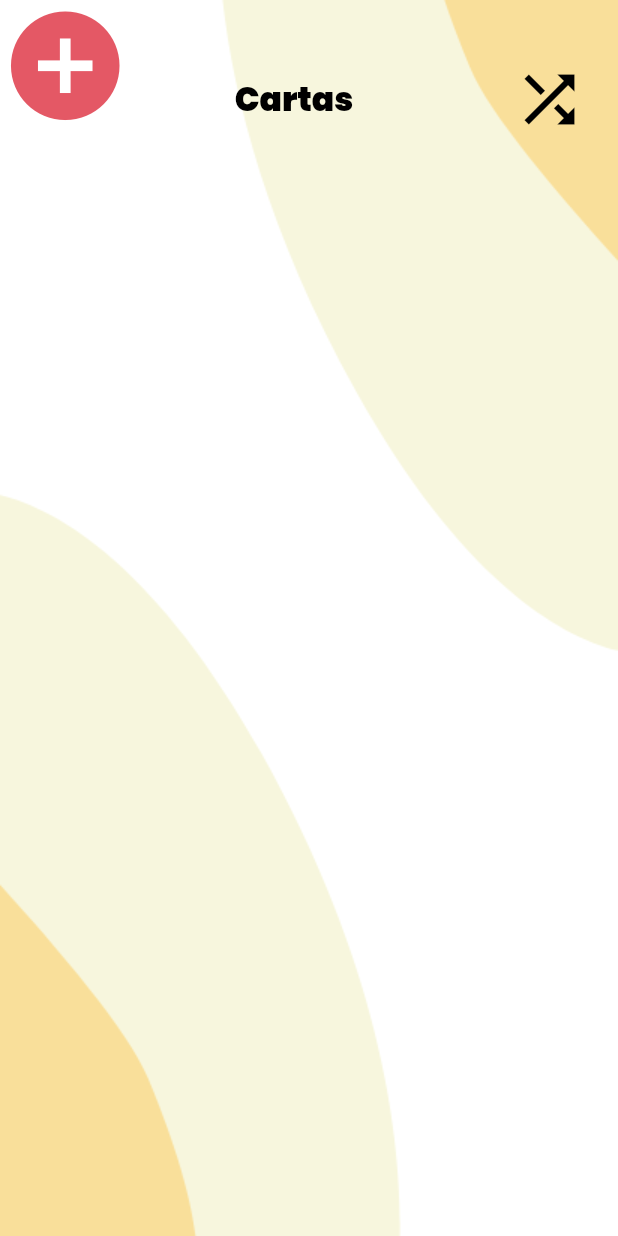
After one commit to santiagocarod/Hablemos, a Flutter app: the CartasPrincipalPro screen opened by its route, after a tap on "Leer Carta", on a phone screen of 412 x 824 dp. The commit adds this screen. Run offline on Flutter 3.47's test engine with Material 2 defaults, Android fonts, the phone set to English and light mode, and no system bars; our stand-ins replace firebase_auth, firebase_core, google_fonts, image_picker, rxdart; accounts and stored records are empty.

```diff
--- a/lib/presentation/professional/detalleCitaPro.dart
+++ b/lib/presentation/professional/appointments/detalleCitaPro.dart
@@ -49,7 +49,7 @@ class DetalleCitaPro extends StatelessWidget {
             ),
             child: Column(
               children: <Widget>[
-                _pageHeader(context, size),
+                _pageHeader(context, size, "Detalle Cita"),
                 Column(
                   mainAxisAlignment: MainAxisAlignment.center,
                   children: <Widget>[
@@ -289,7 +289,7 @@ Widget _buttons(BuildContext context, Cita cita) {
   }
 }
 
-Widget _pageHeader(BuildContext context, Size size) {
+Widget _pageHeader(BuildContext context, Size size, String titulo) {
   return Container(
     padding: EdgeInsets.only(bottom: size.height * 0.03),
     child: Row(
@@ -310,7 +310,7 @@ Widget _pageHeader(BuildContext context, Size size) {
         Container(
           child: Container(
             child: Text(
-              'Detalle de Cita',
+              titulo,
               textAlign: TextAlign.center,
               style: GoogleFonts.poppins(
                   fontSize: 22, color: kNegro, decoration: TextDecoration.none),
--- a/lib/presentation/professional/list_citas_pro.dart
+++ b/lib/presentation/professional/appointments/list_citas_pro.dart
@@ -6,7 +6,7 @@ import 'package:hablemos/services/providers/profesionales_provider.dart';
 import 'package:hablemos/ux/atoms.dart';
 import 'package:intl/intl.dart';
 
-import '../../constants.dart';
+import '../../../constants.dart';
 
 class ListCitasPro extends StatelessWidget {
   final Profesional profesional = ProfesionalesProvider.getProfesional();
--- a/lib/presentation/professional/verPagoPro.dart
+++ b/lib/presentation/professional/appointments/verPagoPro.dart
@@ -1,7 +1,7 @@
 import 'package:flutter/material.dart';
 import 'package:google_fonts/google_fonts.dart';
 
-import '../../constants.dart';
+import '../../../constants.dart';
 
 //Screen of attached payment
 class VerPagoPro extends StatelessWidget {
--- /dev/null
+++ b/lib/presentation/professional/letters/cartasPrincipalPro.dart
@@ -0,0 +1,117 @@
+import 'dart:ui';
+
+import 'package:flutter/material.dart';
+import 'package:google_fonts/google_fonts.dart';
+import 'package:hablemos/constants.dart';
+
+class CartasPrincipalPro extends StatelessWidget {
+  CartasPrincipalPro({Key key}) : super(key: key);
+
+  Widget build(BuildContext context) {
+    Size size = MediaQuery.of(context).size;
+    return SingleChildScrollView(
+      scrollDirection: Axis.vertical,
+      child: Stack(
+        children: <Widget>[
+          Image.asset(
+            'assets/images/lettersBackground.png',
+            alignment: Alignment.center,
+            fit: BoxFit.fill,
+            width: size.width,
+            height: size.height,
+          ),
+          Container(
+            padding: EdgeInsets.only(
+              top: size.height * 0.06,
+            ),
+            alignment: Alignment.center,
+            width: size.width,
+            child: Column(children: <Widget>[
+              Column(
+                mainAxisAlignment: MainAxisAlignment.center,
+                children: <Widget>[
+                  _pageHeader(context, size, "Cartas"),
+                  Column(
+                    mainAxisAlignment: MainAxisAlignment.spaceEvenly,
+                    children: <Widget>[
+                      _contenedor(context, size, "Leer Carta", "leerCartasPro"),
+                      _contenedor(
+                          context, size, "Valorar Cartas", "valorarCartasPro")
+                    ],
+                  )
+                ],
+              )
+            ]),
+          )
+        ],
+      ),
+    );
+  }
+}
+
+Widget _contenedor(
+    BuildContext context, Size size, String titulo, String paginaRedireccion) {
+  return GestureDetector(
+    onTap: () {
+      Navigator.pushNamed(context, paginaRedireccion);
+    },
+    child: Container(
+      height: 150,
+      width: 327,
+      margin: EdgeInsets.symmetric(vertical: 64),
+      alignment: Alignment.center,
+      child: Text(
+        titulo,
+        textAlign: TextAlign.center,
+        style: GoogleFonts.poppins(
+            fontSize: 22, color: kNegro, decoration: TextDecoration.none),
+      ),
+      decoration: BoxDecoration(
+        color: kBlanco,
+        borderRadius: BorderRadius.all(Radius.circular(10)),
+        boxShadow: [
+          BoxShadow(
+              offset: Offset(0, 0),
+              blurRadius: 5.0,
+              color: Colors.grey.withOpacity(0.5)),
+        ],
+      ),
+    ),
+  );
+}
+
+Widget _pageHeader(BuildContext context, Size size, String titulo) {
+  return Container(
+    padding: EdgeInsets.only(bottom: size.height * 0.03),
+    child: Row(
+      mainAxisAlignment: MainAxisAlignment.spaceBetween,
+      children: <Widget>[
+        GestureDetector(
+          onTap: () {
+            Navigator.pushNamed(context, "inicio");
+          },
+          child: Container(
+              alignment: Alignment.centerLeft,
+              padding: EdgeInsets.only(left: size.width * 0.05),
+              child: Icon(
+                Icons.arrow_back,
+                size: 30,
+                color: kNegro,
+              )),
+        ),
+        Container(
+          child: Container(
+            alignment: Alignment.center,
+            child: Text(
+              titulo,
+              textAlign: TextAlign.center,
+              style: GoogleFonts.poppins(
+                  fontSize: 22, color: kNegro, decoration: TextDecoration.none),
+            ),
+          ),
+        ),
+        SizedBox(width: size.width * 0.05),
+      ],
+    ),
+  );
+}
--- /dev/null
+++ b/lib/presentation/professional/letters/leerCartasPro.dart
@@ -0,0 +1,100 @@
+import 'dart:ui';
+
+import 'package:flutter/material.dart';
+import 'package:google_fonts/google_fonts.dart';
+import 'package:hablemos/constants.dart';
+
+class LeerCartasPro extends StatelessWidget {
+  LeerCartasPro({Key key}) : super(key: key);
+
+  Widget build(BuildContext context) {
+    Size size = MediaQuery.of(context).size;
+    return SingleChildScrollView(
+      scrollDirection: Axis.vertical,
+      child: Stack(
+        children: <Widget>[
+          Image.asset(
+            'assets/images/lettersBackground.png',
+            alignment: Alignment.center,
+            fit: BoxFit.fill,
+            width: size.width,
+            height: size.height,
+          ),
+          Container(
+            padding: EdgeInsets.only(
+              top: size.height * 0.05,
+            ),
+            alignment: Alignment.center,
+            width: size.width,
+            child: Column(children: <Widget>[
+              Column(
+                mainAxisAlignment: MainAxisAlignment.center,
+                children: <Widget>[
+                  _pageHeader(context, size, "Cartas"),
+                  Column(
+                    mainAxisAlignment: MainAxisAlignment.spaceEvenly,
+                    children: <Widget>[],
+                  )
+                ],
+              )
+            ]),
+          ),
+          GestureDetector(
+            child: Icon(
+              Icons.add_circle,
+              color: kRojoOscuro,
+              size: 87,
+            ),
+          ),
+        ],
+      ),
+    );
+  }
+}
+
+Widget _pageHeader(BuildContext context, Size size, String titulo) {
+  return Container(
+    padding: EdgeInsets.only(bottom: size.height * 0.03),
+    child: Row(
+      mainAxisAlignment: MainAxisAlignment.spaceBetween,
+      children: <Widget>[
+        GestureDetector(
+          onTap: () {
+            Navigator.pushNamed(context, "cartasPrincipalProfesional");
+          },
+          child: Container(
+              alignment: Alignment.centerLeft,
+              padding: EdgeInsets.only(left: size.width * 0.05),
+              child: Icon(
+                Icons.arrow_back,
+                size: 30,
+                color: kNegro,
+              )),
+        ),
+        Container(
+          child: Container(
+            alignment: Alignment.center,
+            child: Text(
+              titulo,
+              textAlign: TextAlign.center,
+              style: GoogleFonts.poppins(
+                  fontSize: 22, color: kNegro, decoration: TextDecoration.none),
+            ),
+          ),
+        ),
+        GestureDetector(
+          onTap: () {},
+          child: Container(
+              alignment: Alignment.centerLeft,
+              padding: EdgeInsets.only(right: size.width * 0.05),
+              child: Icon(
+                Icons.shuffle,
+                size: 50,
+                color: kNegro,
+              )),
+        ),
+        //SizedBox(width: size.width),
+      ],
+    ),
+  );
+}
--- a/lib/ux/ColumnasInicio.dart
+++ b/lib/ux/ColumnasInicio.dart
@@ -264,7 +264,9 @@ class ColumnasInicio extends StatelessWidget {
           ),
           //Construye Boton Cartas
           GestureDetector(
-            onTap: () {},
+            onTap: () {
+              Navigator.pushNamed(context, 'cartasPrincipalProfesional');
+            },
             child: new Column(
               children: <Widget>[
                 Hero(
```
Also changed, not shown: lib/presentation/professional/letters/valorarCartasPro.dart (added, +82 -0 lines), lib/routes/routes.dart (+9 -3 lines), assets/images/lettersBackground.png (added), 1 other file.
